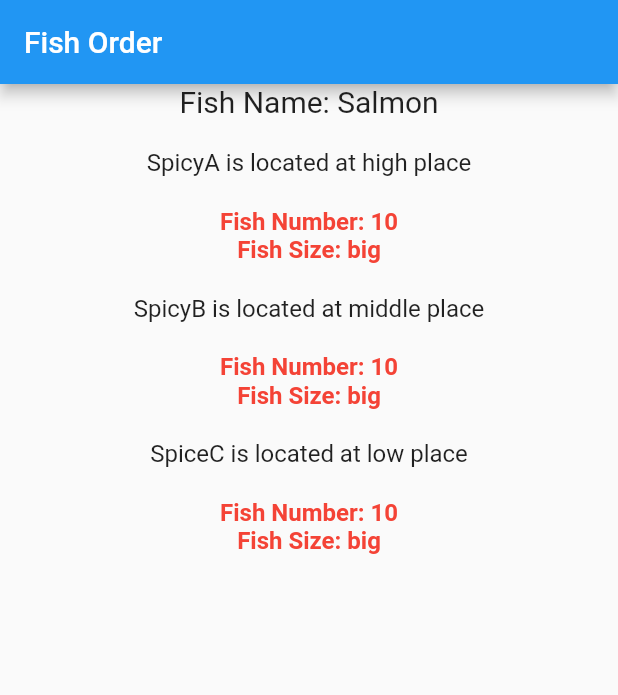
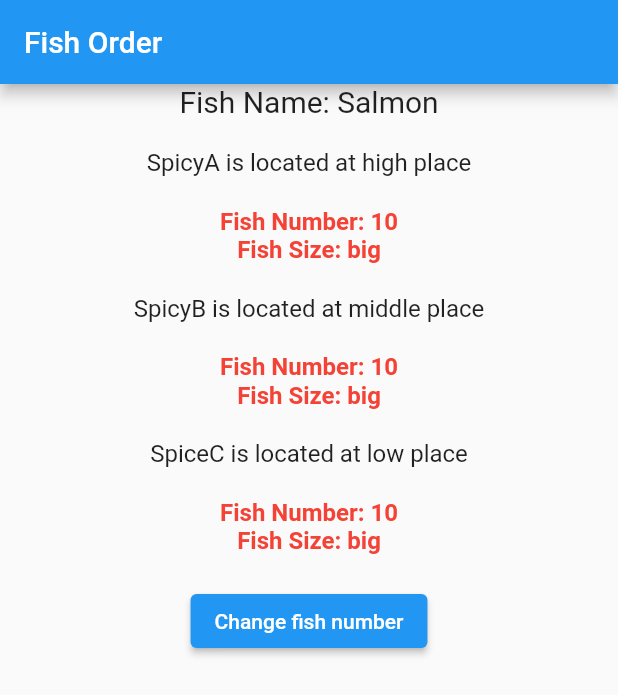
Before and after one commit to gandalgom/chef-provider-ex, a Flutter app: the screen it shows after launch, on a phone screen of 412 x 824 dp. Shown: the top 695 px of the screen. Run offline on Flutter 3.47's test engine with Material 2 defaults, Android fonts, the phone set to English and light mode, and no system bars.

Commit message:
ChangeNotifierProvider를 통해서 데이터 변경을 각 위젯이 감지하여 UI 갱신

```diff
--- a/lib/main.dart
+++ b/lib/main.dart
@@ -14,7 +14,7 @@ class MyApp extends StatelessWidget {
   // This widget is the root of your application.
   @override
   Widget build(BuildContext context) {
-    return Provider(
+    return ChangeNotifierProvider(
       create: (context) => Fish(name: 'Salmon', number: 10, size: 'big'),
       child: MaterialApp(
         title: 'Provider Example',
--- a/lib/src/models.dart
+++ b/lib/src/models.dart
@@ -1,7 +1,14 @@
-class Fish {
+import 'package:flutter/material.dart';
+
+class Fish with ChangeNotifier {
   Fish({required this.name, required this.number, required this.size});
 
   final String name;
-  final int number;
+  int number;
   final String size;
+
+  void changeFishNumber() {
+    number++;
+    notifyListeners();
+  }
 }
--- a/lib/src/widgets.dart
+++ b/lib/src/widgets.dart
@@ -141,6 +141,11 @@ class SpicyC extends StatelessWidget {
           ),
         ),
         const SizedBox(height: 20.0),
+        ElevatedButton(
+          onPressed: () =>
+              Provider.of<Fish>(context, listen: false).changeFishNumber(),
+          child: const Text('Change fish number'),
+        ),
       ],
     );
   }
```
Also changed, not shown: 1 other file.
